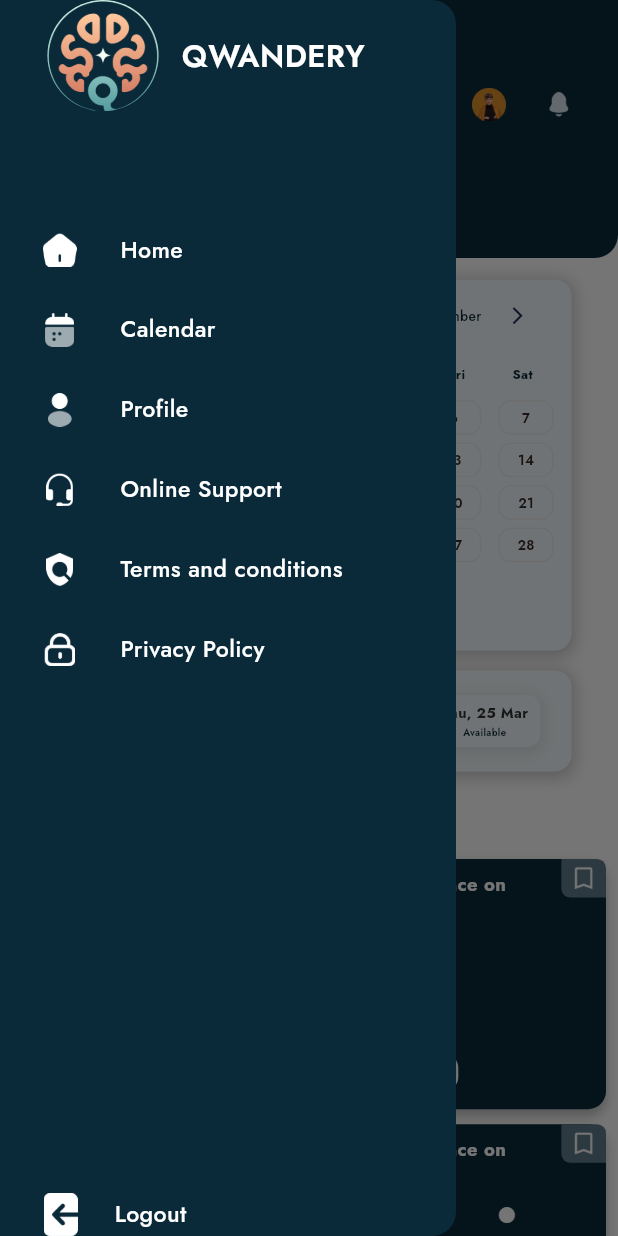
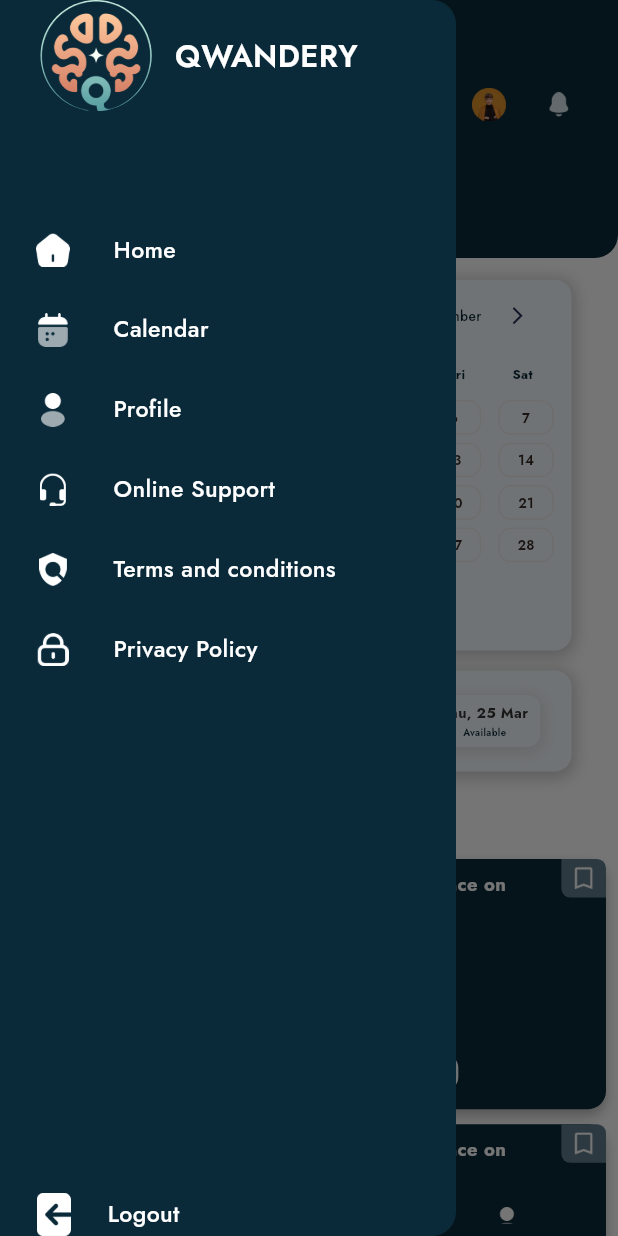
Before and after one commit to Shees-Ali1/Quandry, a Flutter app: the AppNavBar screen opened directly, item 3 of the bottom bar chosen, in the side drawer, after a tap on "Home", on a phone screen of 412 x 824 dp. Run offline on Flutter 3.47's test engine with Material 3 defaults, Android fonts, the phone set to English and light mode, and no system bars; drawn by our look-alikes of animated_notch_bottom_bar; our stand-ins replace flutter_screenutil, font_awesome_flutter, get, google_fonts, image_picker, intl_phone_field and 2 more.

Commit message:
Profile Screen and drawer, phone package 1-Nov

```diff
--- a/lib/Drawer/drawer.dart
+++ b/lib/Drawer/drawer.dart
@@ -14,7 +14,7 @@ class MyDrawer extends StatelessWidget {
       backgroundColor: AppColors.blueColor,
       child: SafeArea(
         child: Padding(
-          padding:  EdgeInsets.symmetric(horizontal: 24.w),
+          padding:  EdgeInsets.symmetric(horizontal: 20.w),
           child: Column(
             children: [
               Row(mainAxisAlignment: MainAxisAlignment.start,
--- a/lib/attending_screen/attending_screen_main.dart
+++ b/lib/attending_screen/attending_screen_main.dart
@@ -1,14 +1,39 @@
 import 'package:flutter/material.dart';
+import 'package:quandry/Drawer/drawer.dart';
+import 'package:quandry/const/colors.dart';
+import 'package:quandry/const/images.dart';
+import 'package:quandry/const/textstyle.dart';
+import 'package:quandry/widgets/appbar_small.dart';
+import 'package:flutter_screenutil/flutter_screenutil.dart';
 
-class AttendingScreenMain extends StatelessWidget {
+
+class AttendingScreenMain extends StatefulWidget {
   const AttendingScreenMain({super.key});
 
   @override
+  State<AttendingScreenMain> createState() => _AttendingScreenMainState();
+}
+
+class _AttendingScreenMainState extends State<AttendingScreenMain> {
+  final GlobalKey<ScaffoldState> _scaffoldKey = GlobalKey<ScaffoldState>();
+
+  @override
   Widget build(BuildContext context) {
-    return const Scaffold(
+    return  Scaffold(
+        key: _scaffoldKey, // Assign the scaffold key
+        appBar: AppbarSmall(
+        title: "Attending", // Set the title for the app bar
+        iconImage: AppImages.drawer_icon, // Set your custom back icon
+        onIconTap: () {
+      _scaffoldKey.currentState?.openDrawer(); // Open drawer on icon tap
+    },),
+    backgroundColor: AppColors.backgroundColor,
+    drawer: MyDrawer(),
       body: Column(mainAxisAlignment: MainAxisAlignment.center,
         children: [
-          Text("Attending Screen")
+          Align(
+              alignment: Alignment.center,
+              child: Text("No Data Available",style: jost700(18.sp, AppColors.blueColor),))
         ],
       ),
     );
--- a/lib/bottom_nav/bottom_nav.dart
+++ b/lib/bottom_nav/bottom_nav.dart
@@ -106,7 +106,6 @@ class _AppNavBarState extends State<AppNavBar> {
             activeItem: Image.asset(
               AppImages.home_icon,
               fit: BoxFit.contain,
-
               alignment: Alignment.center,
             ),
             itemLabel: 'Home'.tr,
@@ -145,7 +144,7 @@ class _AppNavBarState extends State<AppNavBar> {
         onTap: (index) {
           _pageController.jumpToPage(index);
         },
-        kIconSize: 22.sp,
+        kIconSize: 19.sp,
       ),
     );
   }
--- a/lib/calendar_screen/event_card.dart
+++ b/lib/calendar_screen/event_card.dart
@@ -112,7 +112,7 @@ class EventCard extends StatelessWidget {
                       SizedBox(height: 5.h),
                       Row(
                         children: [
-                          Icon(FontAwesomeIcons.ticket, size: 12.0, color: AppColors.backgroundColor),
+                          Icon(FontAwesomeIcons.tag, size: 12.0, color: AppColors.backgroundColor),
                           SizedBox(width: 5.w),
                           Text(priceRange, style: jost600(10.sp, AppColors.backgroundColor),),
                         ],
--- a/lib/profile_screen/profile_screen_main.dart
+++ b/lib/profile_screen/profile_screen_main.dart
@@ -5,8 +5,6 @@ import 'package:image_picker/image_picker.dart'; // Import the image_picker pack
 import 'package:quandry/const/colors.dart';
 import 'package:quandry/const/images.dart';
 import 'package:quandry/const/textstyle.dart';
-import 'package:font_awesome_flutter/font_awesome_flutter.dart';
-import 'package:quandry/setting_screen/settings_screen.dart';
 import 'dart:io';
 import 'package:quandry/widgets/appbar_small.dart';
 import 'package:quandry/widgets/custom_button.dart';
```
